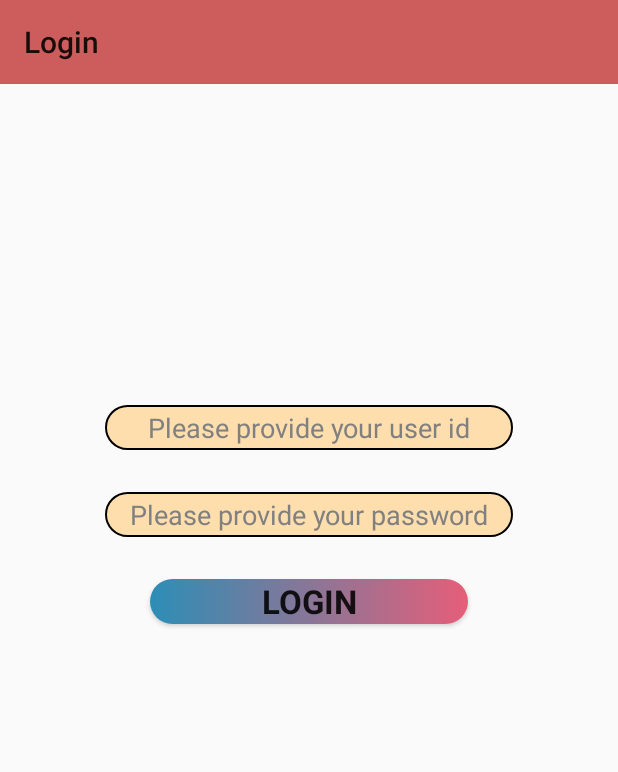
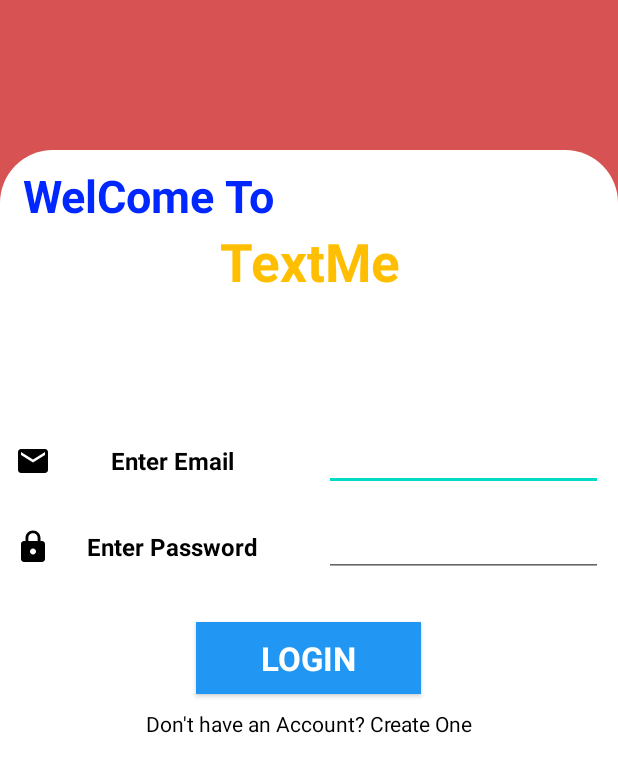
Before and after one commit to Saket105/TextMe, an Android app: the LoginActivity screen opened directly, with no data from a screen before it, on a phone screen of 412 x 824 dp. Shown: the top 772 px of the screen. Run offline under Robolectric (Android 15) with nearby library versions, the phone set to English and light mode, and no system bars; our stand-ins replace Firebase (no records; nobody signed in at launch, a user with empty details on screens opened directly).

Commit message:
Updating Project

```diff
--- a/app/src/main/java/com/example/textme/LoginActivity.java
+++ b/app/src/main/java/com/example/textme/LoginActivity.java
@@ -8,8 +8,10 @@ import android.content.Intent;
 import android.os.Bundle;
 import android.text.TextUtils;
 import android.view.View;
+import android.view.WindowManager;
 import android.widget.Button;
 import android.widget.EditText;
+import android.widget.TextView;
 import android.widget.Toast;
 
 import com.google.android.gms.tasks.OnCompleteListener;
@@ -22,18 +24,31 @@ public class LoginActivity extends AppCompatActivity {
     EditText email, password;
     Button btn_login;
     FirebaseAuth auth;
+    TextView signUpPage;
 
     @Override
     protected void onCreate(Bundle savedInstanceState) {
         super.onCreate(savedInstanceState);
         setContentView(R.layout.activity_login);
+
+        this.getWindow().setFlags(WindowManager.LayoutParams.FLAG_TRANSLUCENT_STATUS,
+                WindowManager.LayoutParams.FLAG_TRANSLUCENT_STATUS);
+
         email = findViewById(R.id.userid);
         password = findViewById(R.id.password1);
         btn_login = findViewById(R.id.login);
+        signUpPage = findViewById(R.id.signUpPage);
 
-        Toolbar toolbar = findViewById(R.id.toolbar);
-        setSupportActionBar(toolbar);
-        getSupportActionBar().setTitle("Login");
+//        Toolbar toolbar = findViewById(R.id.toolbar);
+//        setSupportActionBar(toolbar);
+//        getSupportActionBar().setTitle("Login");
+
+        signUpPage.setOnClickListener(new View.OnClickListener() {
+            @Override
+            public void onClick(View view) {
+                startActivity(new Intent(LoginActivity.this,RegisterActivity.class));
+            }
+        });
 
         auth = FirebaseAuth.getInstance();
 
--- a/app/src/main/java/com/example/textme/RegisterActivity.java
+++ b/app/src/main/java/com/example/textme/RegisterActivity.java
@@ -8,8 +8,10 @@ import android.content.Intent;
 import android.os.Bundle;
 import android.text.TextUtils;
 import android.view.View;
+import android.view.WindowManager;
 import android.widget.Button;
 import android.widget.EditText;
+import android.widget.TextView;
 import android.widget.Toast;
 
 import com.google.android.gms.tasks.OnCompleteListener;
@@ -28,12 +30,16 @@ public class RegisterActivity extends AppCompatActivity {
     Button register;
     FirebaseAuth auth;
     DatabaseReference reference;
+    TextView signInPage;
 
 
     @Override
     protected void onCreate(Bundle savedInstanceState) {
         super.onCreate(savedInstanceState);
         setContentView(R.layout.activity_register);
+
+        this.getWindow().setFlags(WindowManager.LayoutParams.FLAG_TRANSLUCENT_STATUS,
+                WindowManager.LayoutParams.FLAG_TRANSLUCENT_STATUS);
 
         Toolbar toolbar = findViewById(R.id.toolbar);
         setSupportActionBar(toolbar);
@@ -44,6 +50,11 @@ public class RegisterActivity extends AppCompatActivity {
         email = findViewById(R.id.email);
         password = findViewById(R.id.password);
         register = findViewById(R.id.btn_register);
+        signInPage = findViewById(R.id.signInPage);
+
+        signInPage.setOnClickListener(view -> {
+            startActivity(new Intent(RegisterActivity.this,LoginActivity.class));
+        });
 
         auth = FirebaseAuth.getInstance();
 
--- /dev/null
+++ b/app/src/main/res/drawable/ic_baseline_email_24.xml
@@ -0,0 +1,10 @@
+<vector xmlns:android="http://schemas.android.com/apk/res/android"
+    android:width="24dp"
+    android:height="24dp"
+    android:viewportWidth="24"
+    android:viewportHeight="24"
+    android:tint="?attr/colorControlNormal">
+  <path
+      android:fillColor="@android:color/white"
+      android:pathData="M20,4L4,4c-1.1,0 -1.99,0.9 -1.99,2L2,18c0,1.1 0.9,2 2,2h16c1.1,0 2,-0.9 2,-2L22,6c0,-1.1 -0.9,-2 -2,-2zM20,8l-8,5 -8,-5L4,6l8,5 8,-5v2z"/>
+</vector>
--- /dev/null
+++ b/app/src/main/res/drawable/ic_baseline_lock_24.xml
@@ -0,0 +1,10 @@
+<vector xmlns:android="http://schemas.android.com/apk/res/android"
+    android:width="24dp"
+    android:height="24dp"
+    android:viewportWidth="24"
+    android:viewportHeight="24"
+    android:tint="?attr/colorControlNormal">
+  <path
+      android:fillColor="@android:color/white"
+      android:pathData="M18,8h-1L17,6c0,-2.76 -2.24,-5 -5,-5S7,3.24 7,6v2L6,8c-1.1,0 -2,0.9 -2,2v10c0,1.1 0.9,2 2,2h12c1.1,0 2,-0.9 2,-2L20,10c0,-1.1 -0.9,-2 -2,-2zM12,17c-1.1,0 -2,-0.9 -2,-2s0.9,-2 2,-2 2,0.9 2,2 -0.9,2 -2,2zM15.1,8L8.9,8L8.9,6c0,-1.71 1.39,-3.1 3.1,-3.1 1.71,0 3.1,1.39 3.1,3.1v2z"/>
+</vector>
--- /dev/null
+++ b/app/src/main/res/drawable/login_bg.xml
@@ -0,0 +1,9 @@
+<?xml version="1.0" encoding="utf-8"?>
+<shape android:shape="rectangle"
+    xmlns:android="http://schemas.android.com/apk/res/android">
+
+    <solid android:color="#fff"/>
+    <corners android:topLeftRadius="35dp"
+        android:topRightRadius="35dp"/>
+
+</shape>
--- a/app/src/main/res/layout/activity_login.xml
+++ b/app/src/main/res/layout/activity_login.xml
@@ -4,57 +4,129 @@
     xmlns:tools="http://schemas.android.com/tools"
     android:layout_width="match_parent"
     android:layout_height="match_parent"
+    android:background="#C3CD2020"
     tools:context=".LoginActivity">
 
-    <androidx.appcompat.widget.Toolbar
-        android:id="@+id/toolbar"
+    <RelativeLayout
         android:layout_width="match_parent"
-        android:layout_height="?attr/actionBarSize"
-        android:background="@color/IndianRed"/>
+        android:layout_height="fill_parent"
+        android:layout_marginTop="100dp"
+        android:background="@drawable/login_bg">
+
+        <TextView
+            android:id="@+id/tv1"
+            android:layout_width="match_parent"
+            android:layout_height="wrap_content"
+            android:text="WelCome To"
+            android:textSize="30sp"
+            android:layout_marginHorizontal="15dp"
+            android:layout_marginTop="10dp"
+            android:textColor="#0027FF"
+            android:textStyle="bold"/>
+
+        <TextView
+            android:layout_width="match_parent"
+            android:layout_height="wrap_content"
+            android:text="TextMe"
+            android:gravity="center"
+            android:textColor="#FFBF00"
+            android:layout_below="@+id/tv1"
+            android:textSize="35sp"
+            android:textStyle="bold"/>
+
+        <LinearLayout
+            android:id="@+id/nameContainer"
+            android:layout_width="match_parent"
+            android:layout_height="wrap_content"
+            android:orientation="horizontal"
+            android:layout_marginTop="180dp"
+            android:weightSum="2">
+
+            <TextView
+                android:layout_width="0dp"
+                android:layout_weight="1"
+                android:layout_height="wrap_content"
+                android:text="Enter Email"
+                android:drawableStart="@drawable/ic_baseline_email_24"
+                android:drawableTint="#000"
+                android:gravity="center"
+                android:textColor="#000"
+                android:textSize="16sp"
+                android:layout_margin="10dp"
+                android:textStyle="bold"/>
 
             <EditText
                 android:id="@+id/userid"
+                android:layout_width="0dp"
+                android:layout_weight="1"
+                android:layout_height="wrap_content"
+                android:gravity="center"
+                android:textColor="#000"
+                android:textSize="12sp"
+                android:layout_margin="10dp"
+                android:textStyle="bold"/>
+
+        </LinearLayout>
+
+        <LinearLayout
+            android:id="@+id/passwordContainer"
             android:layout_width="match_parent"
-        android:layout_height="30dp"
-        android:layout_marginStart="70dp"
-        android:layout_marginTop="270dp"
-        android:layout_marginEnd="70dp"
-        android:background="@drawable/editext"
-        android:hint="Please provide your user id"
-        android:inputType="textEmailAddress"
-        android:textColorHint="@color/Gray"
-        android:text=""
+            android:layout_height="wrap_content"
+            android:orientation="horizontal"
+            android:layout_below="@+id/nameContainer"
+            android:layout_centerInParent="true"
+            android:weightSum="2">
+
+            <TextView
+                android:layout_width="0dp"
+                android:layout_weight="1"
+                android:layout_height="wrap_content"
+                android:text="Enter Password"
+                android:drawableStart="@drawable/ic_baseline_lock_24"
+                android:drawableTint="#000"
                 android:gravity="center"
-        android:textAlignment="center" />
+                android:textColor="#000"
+                android:textSize="16sp"
+                android:layout_margin="10dp"
+                android:textStyle="bold"/>
 
             <EditText
                 android:id="@+id/password1"
-        android:layout_width="match_parent"
-        android:layout_height="30dp"
-        android:layout_marginStart="70dp"
-        android:layout_marginTop="28dp"
-        android:layout_marginEnd="70dp"
-        android:layout_below="@+id/userid"
-        android:background="@drawable/editext"
-        android:hint="Please provide your password"
+                android:layout_width="0dp"
+                android:layout_weight="1"
+                android:layout_height="wrap_content"
+                android:hint=""
                 android:inputType="textPassword"
-        android:textColorHint="@color/Gray"
-        android:text=""
-        android:textAlignment="center"
-        android:gravity="center"/>
+                android:gravity="center"
+                android:textColor="#000"
+                android:textSize="12sp"
+                android:layout_margin="10dp"
+                android:textStyle="bold"/>
+
+        </LinearLayout>
         <Button
             android:id="@+id/login"
+            android:layout_width="150dp"
+            android:layout_height="wrap_content"
+            android:layout_below="@+id/passwordContainer"
+            android:layout_centerHorizontal="true"
+            android:text="LOGIN"
+            android:layout_marginTop="20dp"
+            android:background="#2196F3"
+            android:textColor="#fff"
+            android:textAppearance="?android:attr/textAppearanceLarge"
+            android:textStyle="bold"/>
+
+        <TextView
+            android:id="@+id/signUpPage"
             android:layout_width="match_parent"
-        android:layout_height="30dp"
-        android:background="@drawable/button"
-        android:layout_below="@+id/password1"
-        android:layout_marginTop="28dp"
-        android:layout_marginStart="100dp"
-        android:layout_marginEnd="100dp"
-        android:text="LOGIN"
-        android:textAppearance="?android:attr/textAppearanceLarge"
-        android:textStyle="bold"
-        android:textAlignment="center"
-        android:gravity="center"/>
+            android:layout_height="wrap_content"
+            android:text="Don't have an Account? Create One"
+            android:layout_below="@+id/login"
+            android:gravity="center"
+            android:layout_margin="10dp"
+            android:textColor="#000"/>
 
     </RelativeLayout>
+
+</RelativeLayout>
--- a/app/src/main/res/layout/activity_register.xml
+++ b/app/src/main/res/layout/activity_register.xml
@@ -12,6 +12,7 @@
         android:layout_height="?attr/actionBarSize"
         android:background="@color/IndianRed"/>
     <LinearLayout
+        android:id="@+id/one"
         android:layout_width="match_parent"
         android:layout_height="wrap_content"
         android:layout_centerVertical="true"
@@ -79,4 +80,13 @@
             android:background="@color/IndianRed"/>
 
     </LinearLayout>
+
+    <TextView
+        android:id="@+id/signInPage"
+        android:layout_width="match_parent"
+        android:layout_height="wrap_content"
+        android:text="Already have an account? Sign In"
+        android:layout_below="@+id/one"
+        android:gravity="center"
+        android:textColor="#000"/>
 </RelativeLayout>
--- a/build.gradle
+++ b/build.gradle
@@ -8,7 +8,7 @@ buildscript {
 
     }
     dependencies {
-        classpath 'com.android.tools.build:gradle:3.6.1'
+        classpath 'com.android.tools.build:gradle:4.2.1'
         classpath 'com.google.gms:google-services:4.3.3'
 
 
```
Also changed, not shown: gradle/wrapper/gradle-wrapper.properties. Lines whose indentation alone changed are shown as unchanged.
